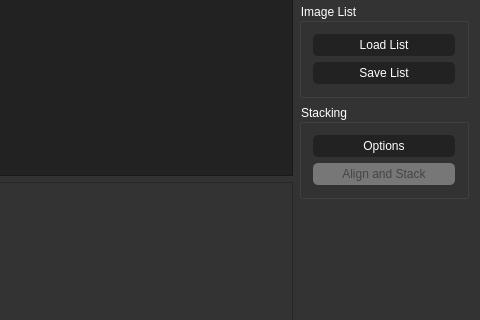
Before: the Qt Designer form src/ui/mainwindow.ui in BenJuan26/OpenSkyStacker, drawn with Qt 5; both pictures show x 544 to 1024 and y 193 to 513 of the 1024 by 768 pixel window.
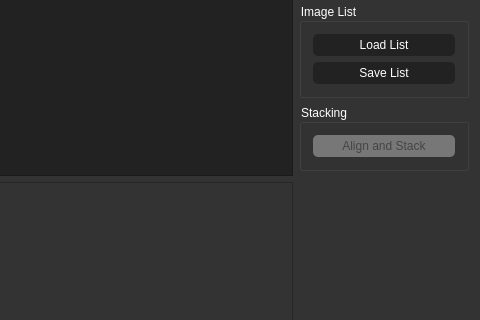
After: the same form once the commit is applied. Custom widgets are drawn as their Qt base class.

Commit message: Add option to select threads

```diff
--- a/src/ui/mainwindow.ui
+++ b/src/ui/mainwindow.ui
@@ -227,13 +227,6 @@
          <string>Stacking</string>
         </property>
         <layout class="QVBoxLayout" name="verticalLayout_3">
-         <item>
-          <widget class="QPushButton" name="buttonOptions">
-           <property name="text">
-            <string>Options</string>
-           </property>
-          </widget>
-         </item>
          <item>
           <widget class="QPushButton" name="buttonStack">
            <property name="enabled">
```
Left out of the diff: 2 changed lines with no effect on the pictures. The commit also changes 10 other files.
